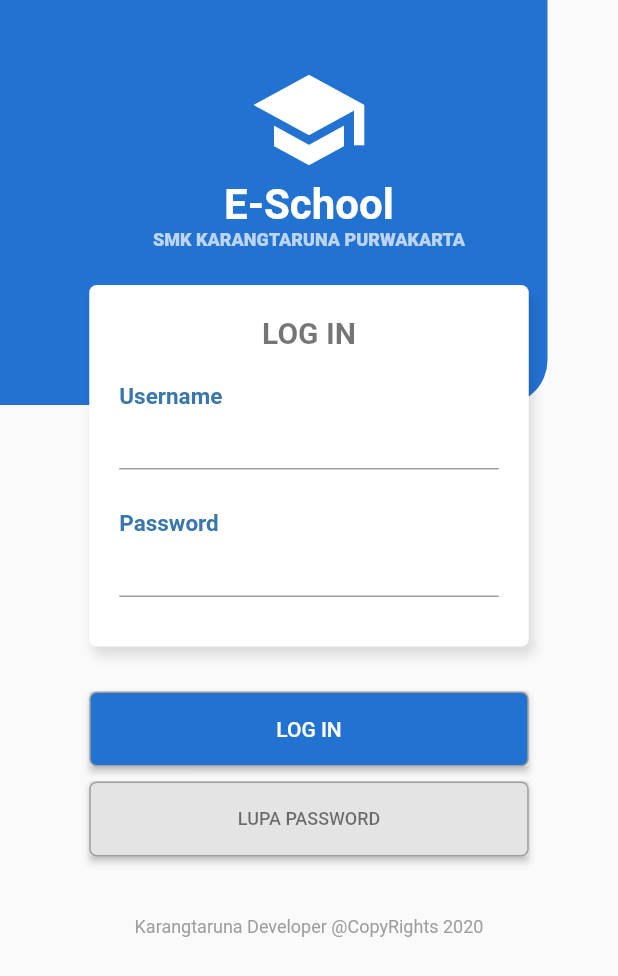
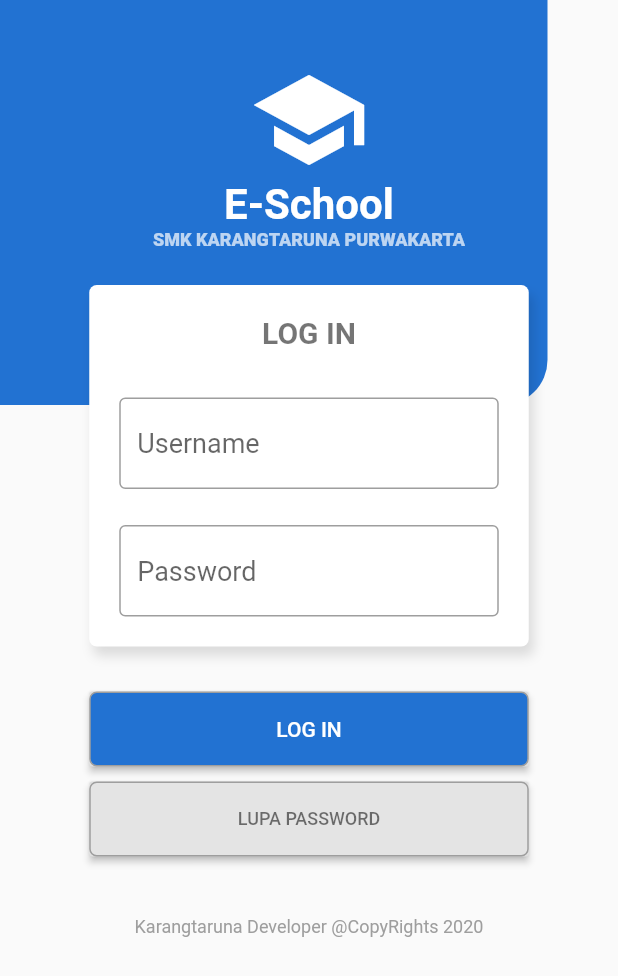
Before and after one commit to MiqdadAgilAmarullah/e-school, a Flutter app: the MyHomePage widget shown alone on an empty page, opened directly, on a phone screen of 412 x 824 dp. Shown: the top 976 px of the screen. Run offline on Flutter 3.47's test engine with Material 2 defaults, Android fonts, the phone set to English and light mode, and no system bars; our stand-ins replace chewie, image_picker, shared_preferences, video_player; missing offline and left inert: flutter_session; accounts and stored records are empty.

Commit message:
memperbaiki tampilan

```diff
--- a/lib/home/homePage.dart
+++ b/lib/home/homePage.dart
@@ -178,12 +178,13 @@ class _HomePageState extends State<HomePage> {
                             Container(
                               child: Column(
                                 crossAxisAlignment: CrossAxisAlignment.start,
+                                mainAxisAlignment: MainAxisAlignment.center,
                                 children: <Widget>[
                                   Container(
                                       padding: EdgeInsets.all(10),
                                       width: 100,
                                       child: Text(
-                                        "jadwal pelajaran hari ini",
+                                        "jadwal hari ini",
                                         style: TextStyle(fontSize: 12),
                                       ))
                                 ],
--- a/lib/home/materi/video.dart
+++ b/lib/home/materi/video.dart
@@ -73,7 +73,7 @@ class _ChewieDemoState extends State<ChewieDemo> {
       ),
       home: Scaffold(
         body: Container(
-          color: Colors.black12,
+          color: Colors.white,
           height: 535,
           child: Container(
             margin: EdgeInsets.symmetric(vertical: 0),
@@ -150,7 +150,7 @@ class _ChewieDemoState extends State<ChewieDemo> {
                         child: Text(
                           "${widget.mapel}",
                           style: TextStyle(
-                              fontSize: 18, fontWeight: FontWeight.bold),
+                              fontSize: 18, fontWeight: FontWeight.w400),
                         ),
                       ),
                       Divider(),
@@ -173,7 +173,7 @@ class _ChewieDemoState extends State<ChewieDemo> {
                         ],
                       ),
                       Container(
-                        padding: EdgeInsets.all(8),
+                        padding: EdgeInsets.all(5),
                         child: Column(
                           crossAxisAlignment: CrossAxisAlignment.start,
                           children: [
--- a/lib/home/tugas/TugasPage.dart
+++ b/lib/home/tugas/TugasPage.dart
@@ -26,7 +26,7 @@ class _KumpulanTugasState extends State<KumpulanTugas> {
     return Scaffold(
       body: Material(
           child: Container(
-        color: Colors.white,
+        color: Colors.blueGrey[50],
         child: Column(
           children: <Widget>[
             Stack(
@@ -102,7 +102,7 @@ class _KumpulanTugasState extends State<KumpulanTugas> {
                           )
                         ],
                         borderRadius: BorderRadius.all(Radius.circular(5)),
-                        color: Color(0xffF9F9F6),
+                        color: Colors.white,
                       ),
                       height: 53,
                       child: Row(
--- a/lib/login.dart
+++ b/lib/login.dart
@@ -205,52 +205,55 @@ class _MyHomePageState extends State<MyHomePage> {
                                         fontSize: 20),
                                   )),
                             ]),
-                        Row(
-                            crossAxisAlignment: CrossAxisAlignment.start,
-                            children: <Widget>[
-                              Container(
-                                  margin: EdgeInsets.only(top: 65, left: 20),
-                                  child: Text(
-                                    "Username",
-                                    style: TextStyle(
-                                        fontWeight: FontWeight.bold,
-                                        color: Color(0xff3977AE),
-                                        fontSize: 15),
-                                  )),
-                            ]),
                         Container(
                           margin: EdgeInsets.only(top: 75, left: 20, right: 20),
                           child: Column(
                             children: <Widget>[
                               TextField(
+                                decoration: InputDecoration(
+                                  enabledBorder: OutlineInputBorder(
+                                    borderSide: BorderSide(
+                                        color: Colors.grey, width: 1.0),
+                                  ),
+                                  hintText: "Username",
+                                  focusedBorder: OutlineInputBorder(
+                                    borderSide: BorderSide(
+                                        color: Colors.blue, width: 1.0),
+                                  ),
+                                ),
                                 controller: user,
-                                style: TextStyle(fontSize: 18),
+                                style: TextStyle(
+                                    fontSize: 18,
+                                    color: Colors.blueGrey[40],
+                                    fontWeight: FontWeight.w400),
                               ),
                             ],
                           ),
                         ),
-                        Row(
-                            crossAxisAlignment: CrossAxisAlignment.start,
-                            children: <Widget>[
-                              Container(
-                                  margin: EdgeInsets.only(top: 150, left: 20),
-                                  child: Text(
-                                    "Password",
-                                    style: TextStyle(
-                                        fontWeight: FontWeight.bold,
-                                        color: Color(0xff3977AE),
-                                        fontSize: 15),
-                                  )),
-                            ]),
                         Container(
                           margin:
                               EdgeInsets.only(top: 160, left: 20, right: 20),
                           child: Column(
                             children: <Widget>[
                               TextField(
+                                decoration: InputDecoration(
+                                  enabledBorder: OutlineInputBorder(
+                                    borderSide: BorderSide(
+                                        color: Colors.grey, width: 1.0),
+                                  ),
+                                  hintText: "Password",
+                                  focusedBorder: OutlineInputBorder(
+                                    borderSide: BorderSide(
+                                        color: Colors.blue, width: 1.0),
+                                  ),
+                                ),
                                 obscureText: true,
+                                obscuringCharacter: "*",
                                 controller: pass,
-                                style: TextStyle(fontSize: 18),
+                                style: TextStyle(
+                                    fontSize: 18,
+                                    color: Colors.blueGrey[40],
+                                    fontWeight: FontWeight.w400),
                               ),
                             ],
                           ),
```
Also changed, not shown: lib/home/materi/MateriPage.dart (+16 -12 lines).
